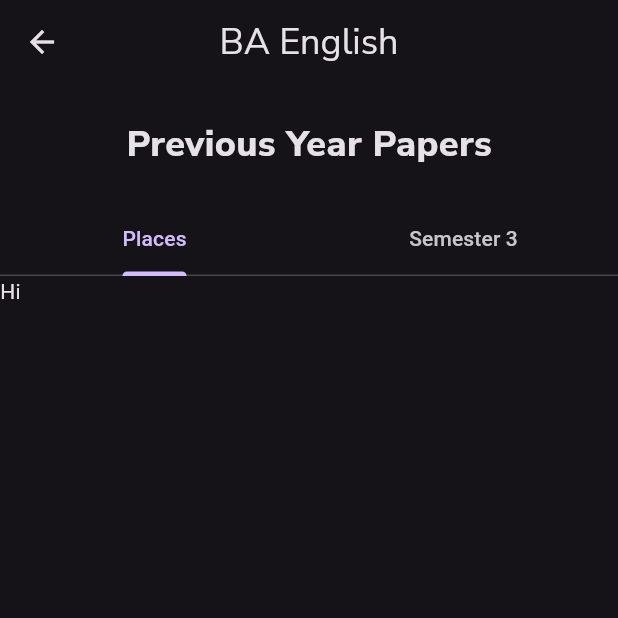
After one commit to angeloseby/agneya, a Flutter app: the screen it shows after launch, after a tap on "Papers Page", on a phone screen of 412 x 824 dp, the top half of it. The commit adds this screen. Run offline on Flutter 3.47's test engine with Material 2 defaults, Android fonts, the light colour scheme and no system bars; our stand-ins replace carousel_slider, google_fonts, lottie; network calls fail.

Commit message:
Modified Project

```diff
--- a/lib/allview.dart
+++ b/lib/allview.dart
@@ -1,4 +1,5 @@
 import 'package:agneya/screens/courses/courses.dart';
+import 'package:agneya/screens/papers/papers.dart';
 import 'package:agneya/screens/root/root.dart';
 import 'package:agneya/screens/welcome/welcome.dart';
 import 'package:flutter/material.dart';
@@ -42,6 +43,15 @@ class AllView extends StatelessWidget {
                   );
                 },
                 child: const Text('Courses Page')),
+            TextButton(
+                onPressed: () {
+                  Navigator.of(context).push(
+                    MaterialPageRoute(
+                      builder: (context) => const PapersPage(),
+                    ),
+                  );
+                },
+                child: const Text('Papers Page')),
           ],
         ),
       ),
--- a/lib/screens/courses/courses.dart
+++ b/lib/screens/courses/courses.dart
@@ -43,7 +43,8 @@ class _CoursesPageState extends State<CoursesPage> {
               ),
             ),
             SliverList(
-              delegate: SliverChildListDelegate([
+              delegate: SliverChildListDelegate(
+                [
                   FutureBuilder(
                     future: CoursesApi.getCourses(),
                     builder: (BuildContext context, AsyncSnapshot snapshot) {
@@ -76,7 +77,11 @@ class _CoursesPageState extends State<CoursesPage> {
                                     width: 55,
                                     decoration: BoxDecoration(
                                       borderRadius: BorderRadius.circular(10),
-                                    color: Colors.grey.withOpacity(0.2),
+                                      color: Colors.grey,
+                                      image: DecorationImage(
+                                          image: NetworkImage(
+                                              courses[index].thumbnailUrl),
+                                          fit: BoxFit.contain),
                                     ),
                                   ),
                                   trailing: Icon(
@@ -92,7 +97,8 @@ class _CoursesPageState extends State<CoursesPage> {
                       }
                     },
                   )
-              ]),
+                ],
+              ),
             ),
           ],
         ),
--- /dev/null
+++ b/lib/screens/papers/papers.dart
@@ -0,0 +1,65 @@
+import 'package:flutter/material.dart';
+import 'package:google_fonts/google_fonts.dart';
+
+class PapersPage extends StatefulWidget {
+  const PapersPage({super.key});
+
+  @override
+  State<PapersPage> createState() => _PapersPageState();
+}
+
+class _PapersPageState extends State<PapersPage> with TickerProviderStateMixin {
+  @override
+  Widget build(BuildContext context) {
+    TabController tabcontroller = TabController(length: 2, vsync: this);
+    return Scaffold(
+      appBar: AppBar(
+        centerTitle: true,
+        title: Text(
+          "BA English",
+          style: GoogleFonts.nunitoSans(
+            fontSize: 24,
+          ),
+        ),
+      ),
+      body: SingleChildScrollView(
+        child: Column(
+          mainAxisAlignment: MainAxisAlignment.start,
+          crossAxisAlignment: CrossAxisAlignment.center,
+          children: [
+            Container(
+              height: 80,
+              width: double.infinity,
+              alignment: Alignment.center,
+              child: Text(
+                "Previous Year Papers",
+                style: GoogleFonts.nunitoSans(
+                  fontSize: 24,
+                  fontWeight: FontWeight.w800,
+                ),
+              ),
+            ),
+            Container(
+              child: TabBar(controller: tabcontroller, tabs: [
+                Tab(
+                  text: "Places",
+                ),
+                Tab(
+                  text: "Semester 3",
+                )
+              ]),
+            ),
+            Container(
+              width: double.maxFinite,
+              height: 500,
+              child: TabBarView(controller: tabcontroller, children: [
+                Text("Hi"),
+                Text("Hello"),
+              ]),
+            )
+          ],
+        ),
+      ),
+    );
+  }
+}
```
Lines whose indentation alone changed are shown as unchanged.
